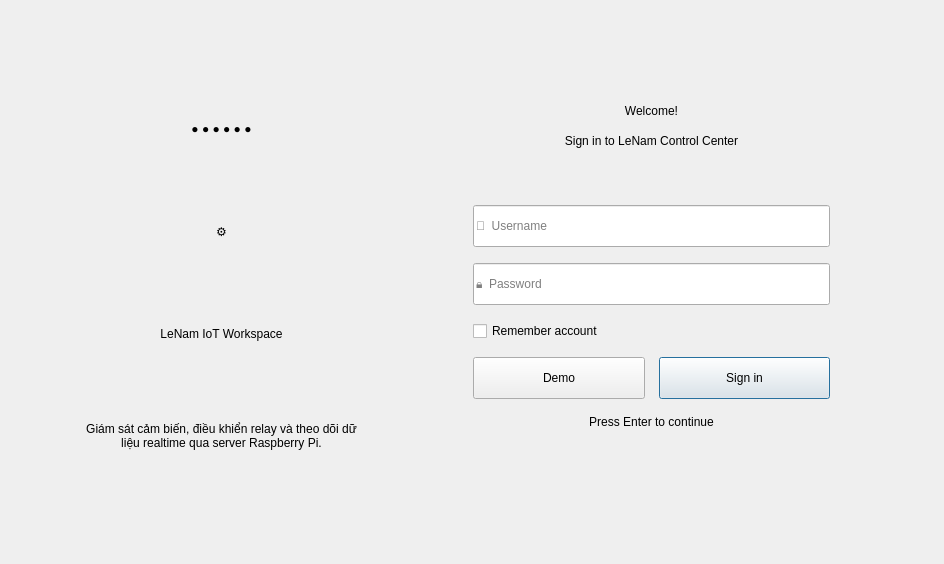
This is OUT_SRC_LENAM/ui/pages/LoginPage.ui in dinhquanghaICTU/OUT_SRC as Qt 5 draws it before an edit. The edited form follows.
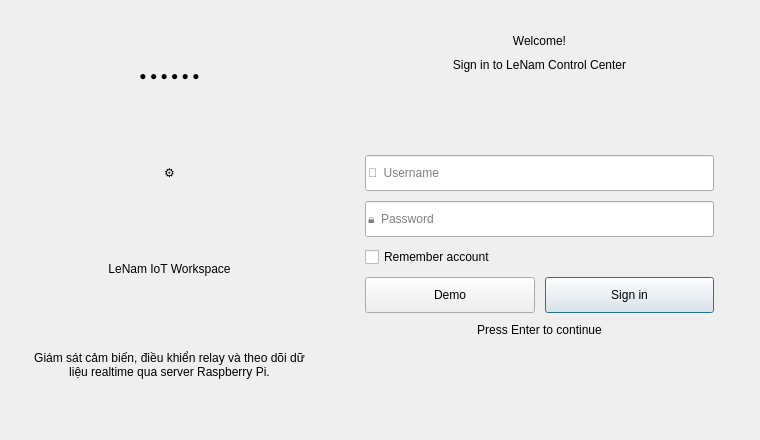
This is the edited form.

Diff of the .ui file:
```diff
--- a/OUT_SRC_LENAM/ui/pages/LoginPage.ui
+++ b/OUT_SRC_LENAM/ui/pages/LoginPage.ui
@@ -3,14 +3,14 @@
  <class>LoginPage</class>
  <widget class="QWidget" name="LoginPage">
   <layout class="QGridLayout" name="pageLayout">
-   <property name="leftMargin"><number>42</number></property>
-   <property name="topMargin"><number>42</number></property>
-   <property name="rightMargin"><number>42</number></property>
-   <property name="bottomMargin"><number>42</number></property>
+   <property name="leftMargin"><number>10</number></property>
+   <property name="topMargin"><number>10</number></property>
+   <property name="rightMargin"><number>10</number></property>
+   <property name="bottomMargin"><number>10</number></property>
    <item row="0" column="0" alignment="Qt::AlignCenter">
     <widget class="QFrame" name="splitLoginCard">
-     <property name="minimumSize"><size><width>860</width><height>480</height></size></property>
-     <property name="maximumSize"><size><width>920</width><height>520</height></size></property>
+     <property name="minimumSize"><size><width>740</width><height>420</height></size></property>
+     <property name="maximumSize"><size><width>780</width><height>450</height></size></property>
      <layout class="QHBoxLayout" name="splitLayout">
       <property name="leftMargin"><number>0</number></property>
       <property name="topMargin"><number>0</number></property>
@@ -20,10 +20,10 @@
       <item>
        <widget class="QFrame" name="loginArtPanel">
         <layout class="QVBoxLayout" name="artLayout">
-         <property name="leftMargin"><number>44</number></property>
-         <property name="topMargin"><number>38</number></property>
-         <property name="rightMargin"><number>44</number></property>
-         <property name="bottomMargin"><number>38</number></property>
+         <property name="leftMargin"><number>24</number></property>
+         <property name="topMargin"><number>20</number></property>
+         <property name="rightMargin"><number>24</number></property>
+         <property name="bottomMargin"><number>20</number></property>
          <item>
           <widget class="QLabel" name="artTopDots">
            <property name="text"><string>● ● ● ● ● ●</string></property>
@@ -55,11 +55,11 @@
       <item>
        <widget class="QFrame" name="loginFormPanel">
         <layout class="QVBoxLayout" name="loginFormLayout">
-         <property name="leftMargin"><number>72</number></property>
-         <property name="topMargin"><number>62</number></property>
-         <property name="rightMargin"><number>72</number></property>
-         <property name="bottomMargin"><number>52</number></property>
-         <property name="spacing"><number>16</number></property>
+         <property name="leftMargin"><number>36</number></property>
+         <property name="topMargin"><number>24</number></property>
+         <property name="rightMargin"><number>36</number></property>
+         <property name="bottomMargin"><number>20</number></property>
+         <property name="spacing"><number>10</number></property>
          <item>
           <widget class="QLabel" name="welcomeLabel">
            <property name="text"><string>Welcome!</string></property>
@@ -72,17 +72,17 @@
            <property name="alignment"><set>Qt::AlignCenter</set></property>
           </widget>
          </item>
-         <item><spacer name="formTopGap"><property name="orientation"><enum>Qt::Vertical</enum></property><property name="sizeHint" stdset="0"><size><width>20</width><height>10</height></size></property></spacer></item>
+         <item><spacer name="formTopGap"><property name="orientation"><enum>Qt::Vertical</enum></property><property name="sizeHint" stdset="0"><size><width>20</width><height>6</height></size></property></spacer></item>
          <item>
           <widget class="QLineEdit" name="usernameEdit">
-           <property name="minimumSize"><size><width>0</width><height>42</height></size></property>
+           <property name="minimumSize"><size><width>0</width><height>36</height></size></property>
            <property name="placeholderText"><string>👤  Username</string></property>
            <property name="clearButtonEnabled"><bool>true</bool></property>
           </widget>
          </item>
          <item>
           <widget class="QLineEdit" name="passwordEdit">
-           <property name="minimumSize"><size><width>0</width><height>42</height></size></property>
+           <property name="minimumSize"><size><width>0</width><height>36</height></size></property>
            <property name="placeholderText"><string>🔒  Password</string></property>
            <property name="echoMode"><enum>QLineEdit::Password</enum></property>
           </widget>
@@ -95,16 +95,16 @@
          </item>
          <item>
           <layout class="QHBoxLayout" name="buttonLayout">
-           <property name="spacing"><number>14</number></property>
+           <property name="spacing"><number>10</number></property>
            <item>
             <widget class="QPushButton" name="demoButton">
-             <property name="minimumSize"><size><width>0</width><height>42</height></size></property>
+             <property name="minimumSize"><size><width>0</width><height>36</height></size></property>
              <property name="text"><string>Demo</string></property>
             </widget>
            </item>
            <item>
             <widget class="QPushButton" name="loginButton">
-             <property name="minimumSize"><size><width>0</width><height>42</height></size></property>
+             <property name="minimumSize"><size><width>0</width><height>36</height></size></property>
              <property name="cursor"><cursorShape>PointingHandCursor</cursorShape></property>
              <property name="text"><string>Sign in</string></property>
              <property name="default"><bool>true</bool></property>
@@ -118,7 +118,7 @@
            <property name="alignment"><set>Qt::AlignCenter</set></property>
           </widget>
          </item>
-         <item><spacer name="bottomStretch"><property name="orientation"><enum>Qt::Vertical</enum></property><property name="sizeHint" stdset="0"><size><width>20</width><height>20</height></size></property></spacer></item>
+         <item><spacer name="bottomStretch"><property name="orientation"><enum>Qt::Vertical</enum></property><property name="sizeHint" stdset="0"><size><width>20</width><height>10</height></size></property></spacer></item>
         </layout>
        </widget>
       </item>
```
